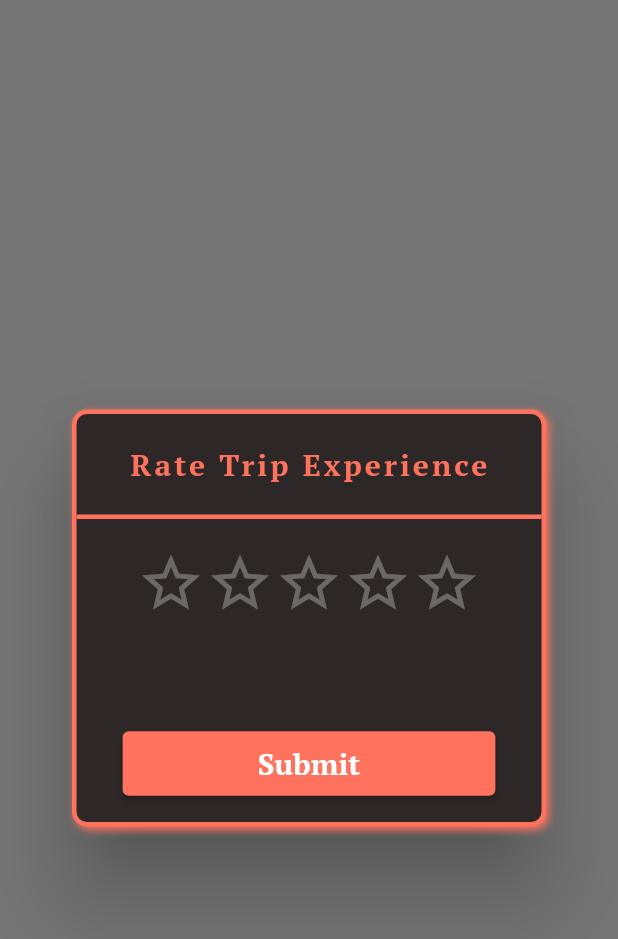
After one commit to SahilMangal/RideShare-Users, a Flutter app: the RateDriverScreen screen opened directly, on a phone screen of 412 x 824 dp. The commit adds this screen. Shown: the top 939 px of the screen. Run offline on Flutter 3.47's test engine with Material 2 defaults, Android fonts, the phone set to English and light mode, and no system bars; our stand-ins replace animated_text_kit, firebase_auth, firebase_core, firebase_database, fluttertoast, geolocator and 2 more; missing offline and left inert: flutter_geofire, flutter_polyline_points; accounts and stored records are empty.

Commit message:
Rate Driver

```diff
--- a/lib/global/global.dart
+++ b/lib/global/global.dart
@@ -14,3 +14,5 @@ String userDropOffAddress = "";
 String driverCarDetails = "";
 String driverName = "";
 String driverPhone = "";
+double countRatingStars = 0.0;
+String titleStarsRating = "";
--- /dev/null
+++ b/lib/mainScreens/rate_driver_screen.dart
@@ -0,0 +1,177 @@
+import 'package:firebase_core/firebase_core.dart';
+import 'package:firebase_database/firebase_database.dart';
+import 'package:flutter/material.dart';
+import 'package:flutter/services.dart';
+import 'package:fluttertoast/fluttertoast.dart';
+import 'package:rideshare_users/global/global.dart';
+import 'package:smooth_star_rating_nsafe/smooth_star_rating.dart';
+
+class RateDriverScreen extends StatefulWidget {
+
+  String? assignedDriverId;
+
+  RateDriverScreen({this.assignedDriverId});
+
+  @override
+  State<RateDriverScreen> createState() => _RateDriverScreenState();
+}
+
+class _RateDriverScreenState extends State<RateDriverScreen> {
+  @override
+  Widget build(BuildContext context) {
+    return Scaffold(
+      backgroundColor: Colors.black54,
+      body: Dialog(
+        shape: RoundedRectangleBorder(
+          borderRadius: BorderRadius.circular(24),
+        ),
+        backgroundColor: Colors.transparent,
+        child: Container(
+          margin: const EdgeInsets.all(8),
+          width: double.infinity,
+          decoration: BoxDecoration(
+            borderRadius: BorderRadius.circular(10),
+            color: Color(0xFF2D2727),
+            border: Border.all(color: Color(0xFFff725e), width: 3),
+            boxShadow: [
+              BoxShadow(
+                color: Color(0xFFff725e),
+                blurRadius: 4,
+                offset: Offset(2, 2), // Shadow position
+              ),
+            ],
+          ),
+          child: Column(
+            mainAxisSize: MainAxisSize.min,
+            children: [
+
+              const SizedBox(height: 20,),
+
+              const Text(
+                "Rate Trip Experience",
+                style: TextStyle(
+                    fontWeight: FontWeight.bold,
+                    fontSize: 20,
+                    letterSpacing: 2,
+                    color: Color(0xFFff725e),
+                    fontFamily: "PTSerif"
+                ),
+              ),
+
+              const SizedBox(height: 20,),
+
+              const Divider(
+                height: 3,
+                thickness: 3,
+                color: Color(0xFFff725e),
+              ),
+
+              const SizedBox(height: 20,),
+
+              SmoothStarRating(
+                rating: countRatingStars,
+                allowHalfRating: false,
+                starCount: 5,
+                size: 46,
+                color: const Color(0xFFff725e),
+                borderColor: Colors.white30,
+                onRatingChanged: (valueOfStarsChoosed){
+                  countRatingStars = valueOfStarsChoosed;
+
+                  if(countRatingStars == 1){
+                    setState(() {
+                      titleStarsRating = "Very Bad";
+                    });
+                  }
+
+                  if(countRatingStars == 2){
+                    setState(() {
+                      titleStarsRating = "Bad";
+                    });
+                  }
+
+                  if(countRatingStars == 3){
+                    setState(() {
+                      titleStarsRating = "Good";
+                    });
+                  }
+
+                  if(countRatingStars == 4){
+                    setState(() {
+                      titleStarsRating = "Very Good";
+                    });
+                  }
+
+                  if(countRatingStars == 5){
+                    setState(() {
+                      titleStarsRating = "Excellent";
+                    });
+                  }
+
+                },
+              ),
+
+              const SizedBox(height: 15,),
+
+              Text(
+                titleStarsRating,
+                style: const TextStyle(
+                    fontSize: 30,
+                    fontWeight: FontWeight.bold,
+                    color: Colors.grey,
+                    fontFamily: "PTSerif"
+                ),
+              ),
+
+              const SizedBox(height: 18,),
+
+              ElevatedButton(
+                  style: ElevatedButton.styleFrom(
+                    primary: Color(0xFFff725e),
+                    padding: const EdgeInsets.symmetric(
+                      horizontal: 90,
+                      vertical: 8,
+                    ),
+                  ),
+                  onPressed: (){
+                    DatabaseReference rateDriverRef = FirebaseDatabase.instance.ref()
+                        .child("drivers")
+                        .child(widget.assignedDriverId!)
+                        .child("ratings");
+
+                    rateDriverRef.once().then((snap) {
+                      //for New Driver // First Trip
+                      if(snap.snapshot.value == null) {
+                        rateDriverRef.set(countRatingStars.toString());
+                        SystemNavigator.pop();
+                      } else {
+                        double pastRatings = double.parse(snap.snapshot.value.toString());
+                        double newAverageRating =  (pastRatings + countRatingStars) / 2;
+                        rateDriverRef.set(newAverageRating.toString());
+                        SystemNavigator.pop();
+                      }
+                      Fluttertoast.showToast(msg: "Please restart the app now");
+                    });
+
+
+                  },
+                  child: const Text(
+                    "Submit",
+                    style: TextStyle(
+                        fontSize: 20,
+                        color: Colors.white,
+                        fontWeight: FontWeight.bold,
+                        fontFamily: "PTSerif"
+                    ),
+                  ),
+              ),
+
+              const SizedBox(height: 15,),
+
+            ],
+          ),
+        ),
+      ),
+    );
+  }
+}
```
Also changed, not shown: lib/mainScreens/main_screen.dart (+12 -0 lines).
